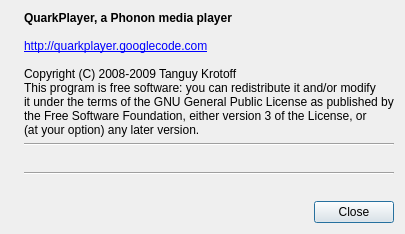
First picture: the form in quarkplayer-plugins/MainWindow/AboutWindow.ui, repository tkrotoff/QuarkPlayer, before the edit.
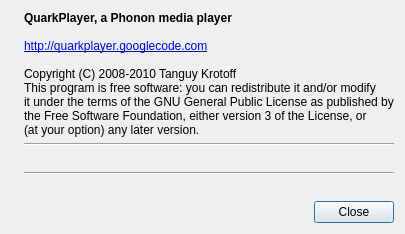
Second picture: the form after the edit. Icons and pictures are not drawn.

Commit message: Change copyright date + avoid a warning about UNICODE redefined

What changed in the file:
```diff
--- a/quarkplayer-plugins/MainWindow/AboutWindow.ui
+++ b/quarkplayer-plugins/MainWindow/AboutWindow.ui
@@ -31,7 +31,7 @@
 &lt;br&gt;
 &lt;a href=&quot;http://quarkplayer.googlecode.com&quot;&gt;http://quarkplayer.googlecode.com&lt;/a&gt;&lt;br&gt;
 &lt;br&gt;
-Copyright (C) 2008-2009  Tanguy Krotoff&lt;br&gt;
+Copyright (C) 2008-2010  Tanguy Krotoff&lt;br&gt;
 This program is free software: you can redistribute it and/or modify&lt;br&gt;
 it under the terms of the GNU General Public License as published by&lt;br&gt;
 the Free Software Foundation, either version 3 of the License, or&lt;br&gt;
```
The commit also changes 1 other file.
